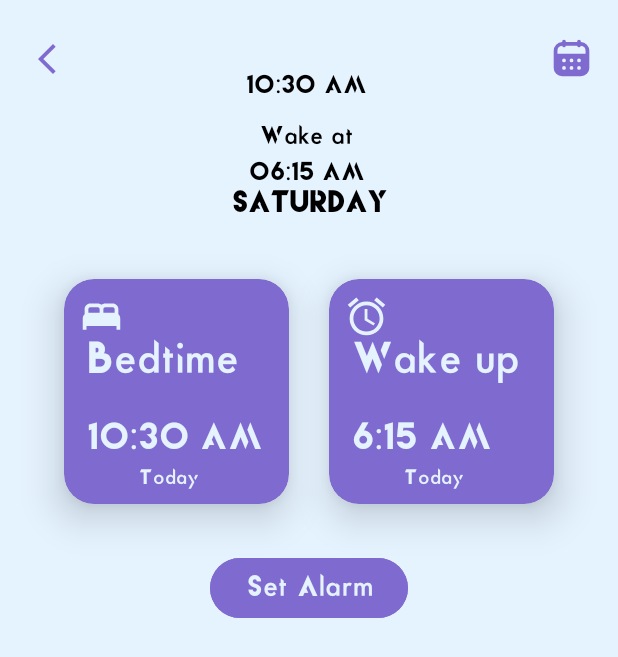
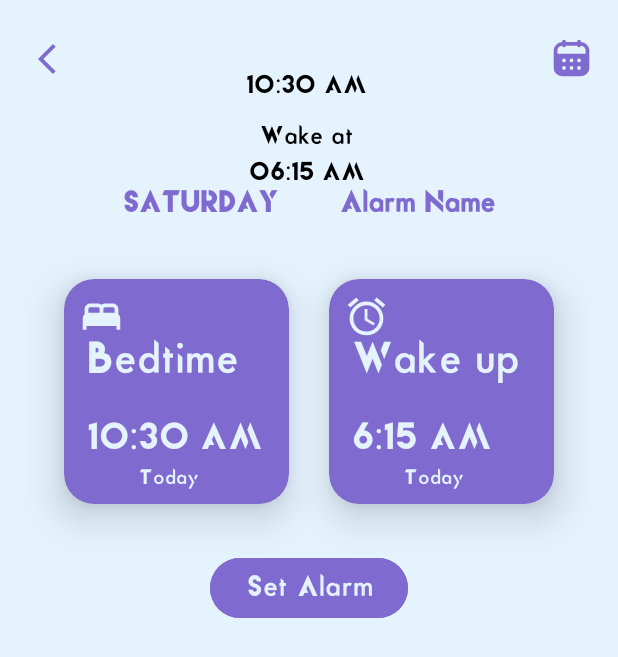
Before and after one commit to sayeedajmal/AlaramClock, an Android app: the screen it shows after launch (alarm before the commit, alarm_set after it), after a tap on an icon or button, on a phone screen of 412 x 824 dp. Shown: the top 657 px of the screen. Run offline under Robolectric (Android 15) with nearby library versions, the light colour scheme and no system bars; our stand-ins replace Room's generated code; libraries missing offline, so code that uses them is left out: nl.joery.timerangepicker; plain views replace TimeRangePicker; 2 statements that could not run were skipped.

Commit message:
added Room Database and showing Alarms

```diff
--- a/app/src/main/AndroidManifest.xml
+++ b/app/src/main/AndroidManifest.xml
@@ -15,7 +15,7 @@
         android:theme="@style/Theme.AlaramClock"
         tools:targetApi="31">
         <activity
-            android:name=".MainActivity"
+            android:name=".Activity.MainActivity"
             android:exported="true"
             android:label="@string/app_name"
             android:theme="@style/Theme.AlaramClock">
@@ -24,8 +24,8 @@
                 <category android:name="android.intent.category.LAUNCHER" />
             </intent-filter>
         </activity>
-        <activity android:name=".alarm" />
-        <activity android:name=".alarm_show" />
+        <activity android:name=".Activity.alarm_set" />
+        <activity android:name=".Activity.alarm_show" />
 
         <receiver android:name=".services" />
     </application>
--- /dev/null
+++ b/app/src/main/java/com/strong/alaramclock/Activity/MainActivity.java
@@ -0,0 +1,61 @@
+package com.strong.alaramclock.Activity;
+
+import android.content.Intent;
+import android.os.AsyncTask;
+import android.os.Bundle;
+
+import androidx.appcompat.app.AppCompatActivity;
+
+import com.strong.alaramclock.Datatabase.Alarm_BED;
+import com.strong.alaramclock.Datatabase.DatabaseClient;
+import com.strong.alaramclock.alarmAdopter;
+import com.strong.alaramclock.databinding.ActivityMainBinding;
+
+import java.util.List;
+
+public class MainActivity extends AppCompatActivity {
+
+    ActivityMainBinding binding;
+
+    @Override
+    protected void onCreate(Bundle savedInstanceState) {
+        super.onCreate(savedInstanceState);
+        binding = ActivityMainBinding.inflate(getLayoutInflater());
+
+        /*ist.add(new getSet("10:30"));
+        list.add(new getSet("10:30"));
+        list.add(new getSet("10:30"));
+        list.add(new getSet("10:30"));
+        list.add(new getSet("10:30"));
+        alarmAdopter adopter = new alarmAdopter(this, list);*/
+
+        getTasks();
+
+        setContentView(binding.getRoot());
+
+        binding.addAlarm.setOnClickListener(v -> {
+            startActivity(new Intent(this, alarm_set.class));
+        });
+    }
+
+    private void getTasks() {
+        class GetTasks extends AsyncTask<Void, Void, List<Alarm_BED>> {
+
+            @Override
+            protected List<Alarm_BED> doInBackground(Void... voids) {
+                List<Alarm_BED> taskList = DatabaseClient.getInstance(getApplicationContext()).getAppDatabase().TimeDao().getAll();
+                return taskList;
+            }
+
+            @Override
+            protected void onPostExecute(List<Alarm_BED> tasks) {
+                super.onPostExecute(tasks);
+                alarmAdopter adapter = new alarmAdopter(MainActivity.this, tasks);
+                binding.recyclerView.setAdapter(adapter);
+            }
+        }
+
+        GetTasks gt = new GetTasks();
+        gt.execute();
+    }
+}
--- a/app/src/main/java/com/strong/alaramclock/alarm.java
+++ b/app/src/main/java/com/strong/alaramclock/Activity/alarm_set.java
@@ -1,33 +1,40 @@
-package com.strong.alaramclock;
+package com.strong.alaramclock.Activity;
 
 import android.annotation.SuppressLint;
 import android.app.AlarmManager;
 import android.app.PendingIntent;
 import android.content.Context;
 import android.content.Intent;
+import android.os.AsyncTask;
 import android.os.Bundle;
+import android.widget.DatePicker;
 import android.widget.Toast;
 
 import androidx.annotation.NonNull;
 import androidx.appcompat.app.AppCompatActivity;
 
 import com.google.android.material.bottomsheet.BottomSheetDialog;
+import com.strong.alaramclock.Datatabase.Alarm_BED;
+import com.strong.alaramclock.Datatabase.DatabaseClient;
+import com.strong.alaramclock.R;
 import com.strong.alaramclock.databinding.ActivityAlarmBinding;
+import com.strong.alaramclock.services;
 
 import java.time.DayOfWeek;
 import java.time.LocalDateTime;
 import java.util.Calendar;
+import java.util.Locale;
 
 import nl.joery.timerangepicker.TimeRangePicker;
 
-public class alarm extends AppCompatActivity {
+public class alarm_set extends AppCompatActivity {
     static int sleepAtHour, sleepAtMinute, wakeAtHour, wakeAtMinute;
     BottomSheetDialog bottomSheetDialog;
     static AlarmManager alarmManager;
     ActivityAlarmBinding AlarmBind;
     int totalDuration;
     final LocalDateTime date = LocalDateTime.now();
-    Calendar calendar;
+    Calendar calendar = Calendar.getInstance();
 
     @SuppressLint("SetTextI18n")
     @Override
@@ -36,17 +43,18 @@ public class alarm extends AppCompatActivity {
         AlarmBind = ActivityAlarmBinding.inflate(getLayoutInflater());
         setContentView(AlarmBind.getRoot());
 
-
         DayOfWeek getDay = date.getDayOfWeek();
         AlarmBind.day.setText(String.valueOf(getDay));
         sleepAtHour = date.getHour();
         sleepAtMinute = date.getMinute();
+
         AlarmBind.TimePicker.setEndTime(new TimeRangePicker.Time(sleepAtHour, sleepAtMinute));
         AlarmBind.sleepAtHour.setText(sleepAtHour + ":" + sleepAtMinute + " " + AMorPM(sleepAtHour));
         AlarmBind.bedTime.setText(sleepAtHour + ":" + sleepAtMinute + " " + AMorPM(sleepAtHour));
+
         AlarmBind.wakAtHour.setText("06:15 AM");
-        wakeAtHour = 2;
-        wakeAtMinute = 0;
+        wakeAtHour = 6;
+        wakeAtMinute = 15;
 
         AlarmBind.TimePicker.setOnTimeChangeListener(new TimeRangePicker.OnTimeChangeListener() {
             @SuppressLint("SetTextI18n")
@@ -74,25 +82,25 @@ public class alarm extends AppCompatActivity {
             }
         });
 
-        /*AlarmBind.Calender.setOnClickListener(view -> {
+        AlarmBind.Calender.setOnClickListener(view -> {
             bottomSheetDialog = new BottomSheetDialog(this);
             bottomSheetDialog.setContentView(R.layout.fragment_bottom_dialog);
             DatePicker datePicker = bottomSheetDialog.findViewById(R.id.DatePicker);
             assert datePicker != null;
             datePicker.setOnDateChangedListener((datePicker1, i, i1, i2) -> {
-                Calendar cal = Calendar.getInstance();
-                cal.set(i, i1, i2);
-                AlarmBind.day.setText(String.valueOf(cal.get(Calendar.DAY_OF_WEEK)));
+                calendar.set(i, i1, i2);
+                int month = i1 + 1;
+                AlarmBind.day.setText(i2 + " - " + month + " - " + i);
                 bottomSheetDialog.cancel();
             });
             bottomSheetDialog.show();
             bottomSheetDialog.setCanceledOnTouchOutside(true);
             bottomSheetDialog.setOnDismissListener(dialogInterface -> bottomSheetDialog.hide());
-        });*/
+        });
 
         AlarmBind.backButton.setOnClickListener(v -> onBackPressed());
 
-        AlarmBind.SetAlarm.setOnClickListener(v -> setAlarm());
+        AlarmBind.SetAlarm.setOnClickListener(v -> AddingAlarm());
     }
 
     private String Hour_12(int hour) {
@@ -125,20 +133,66 @@ public class alarm extends AppCompatActivity {
         return String.valueOf(minute);
     }
 
-    private void setAlarm() {
-        alarmManager = (AlarmManager) getSystemService(Context.ALARM_SERVICE);
-        Intent intent = new Intent(this, services.class);
-        PendingIntent pendingIntent = PendingIntent.getBroadcast(this, 123, intent, PendingIntent.FLAG_IMMUTABLE);
-
-        calendar = Calendar.getInstance();
+    private void AddingAlarm() {
         calendar.set(Calendar.HOUR_OF_DAY, wakeAtHour);
         calendar.set(Calendar.MINUTE, wakeAtMinute);
         calendar.set(Calendar.SECOND, 0);
         calendar.set(Calendar.MILLISECOND, 0);
+        saveTask(calendar);
+    }
+
+
+    private void saveTask(Calendar calendar) {
+        String Label = AlarmBind.AlarmLabel.getText().toString();
+        String Day = calendar.getDisplayName(Calendar.DAY_OF_WEEK, Calendar.MONTH, Locale.getDefault());
+        String Time = Hour_12(wakeAtHour) + ":" + wakeAtMinute;
+        String AMorPm = AMorPM(wakeAtHour);
+        if (Label.isEmpty()) {
+            AlarmBind.AlarmLabel.setError("Alarm Name Required");
+            AlarmBind.AlarmLabel.requestFocus();
+            return;
+        }
+        class SaveTask extends AsyncTask<Void, Void, Void> {
+
+            @Override
+            protected Void doInBackground(Void... voids) {
+
+                //creating a task
+                Alarm_BED alarm = new Alarm_BED();
+                alarm.setTimeInMilliSec(calendar.getTimeInMillis());
+                alarm.setDay(Day);
+                alarm.setTime(Time);
+                alarm.setAmPm(AMorPm);
+                alarm.setLabel(Label);
+                alarm.setOnOff(true);
+
+                //adding to database
+                DatabaseClient.getInstance(getApplicationContext()).getAppDatabase().TimeDao().insert(alarm);
+
+                setAlarm(calendar);
+                return null;
+            }
+
+            @Override
+            protected void onPostExecute(Void aVoid) {
+                super.onPostExecute(aVoid);
+                finish();
+                startActivity(new Intent(getApplicationContext(), MainActivity.class));
+                Toast.makeText(getApplicationContext(), "SLEEP WELL. YOU HAVE ONLY " + totalDuration + " MINUTES.", Toast.LENGTH_LONG).show();
+            }
+        }
+
+        SaveTask st = new SaveTask();
+        st.execute();
+    }
+
+    private void setAlarm(Calendar calendar) {
+        alarmManager = (AlarmManager) getSystemService(Context.ALARM_SERVICE);
+        Intent intent = new Intent(this, services.class);
+        PendingIntent pendingIntent = PendingIntent.getBroadcast(this, 123, intent, PendingIntent.FLAG_IMMUTABLE);
+        alarmManager.setExact(AlarmManager.RTC_WAKEUP, calendar.getTimeInMillis(), pendingIntent);
+
         //alarmManager.setRepeating(AlarmManager.RTC_WAKEUP, calendar.getTimeInMillis(), AlarmManager.INTERVAL_FIFTEEN_MINUTES, pendingIntent);
-        alarmManager.setExact(AlarmManager.RTC_WAKEUP, calendar.getTimeInMillis(), pendingIntent);
         //alarmManager.setInexactRepeating(AlarmManager.RTC_WAKEUP, System.currentTimeMillis() + 5000, 2000, pendingIntent);
-        Toast.makeText(this, "SLEEP WELL. YOU HAVE ONLY " + totalDuration + " MINUTES.", Toast.LENGTH_LONG).show();
-        onBackPressed();
     }
 }
--- a/app/src/main/java/com/strong/alaramclock/alarm_show.java
+++ b/app/src/main/java/com/strong/alaramclock/Activity/alarm_show.java
@@ -1,6 +1,6 @@
-package com.strong.alaramclock;
+package com.strong.alaramclock.Activity;
 
-import static com.strong.alaramclock.alarm.alarmManager;
+import static com.strong.alaramclock.Activity.alarm_set.alarmManager;
 import static com.strong.alaramclock.services.play;
 
 import android.app.AlarmManager;
@@ -13,6 +13,7 @@ import android.widget.Toast;
 import androidx.appcompat.app.AppCompatActivity;
 
 import com.strong.alaramclock.databinding.ActivityAlarmShowBinding;
+import com.strong.alaramclock.services;
 
 public class alarm_show extends AppCompatActivity {
     ActivityAlarmShowBinding binding;
--- /dev/null
+++ b/app/src/main/java/com/strong/alaramclock/Datatabase/AppDatabase.java
@@ -0,0 +1,8 @@
+package com.strong.alaramclock.Datatabase;
+
+import androidx.room.RoomDatabase;
+
+@androidx.room.Database(entities = {Alarm_BED.class}, version = 1)
+public abstract class AppDatabase extends RoomDatabase {
+    public abstract roomDAO TimeDao();
+}
--- /dev/null
+++ b/app/src/main/java/com/strong/alaramclock/Datatabase/DatabaseClient.java
@@ -0,0 +1,33 @@
+package com.strong.alaramclock.Datatabase;
+
+import android.content.Context;
+
+import androidx.room.Room;
+
+public class DatabaseClient {
+
+    Context context;
+    static DatabaseClient mInstance;
+
+    //our app database object
+    private AppDatabase appDatabase;
+
+    private DatabaseClient(Context context) {
+        this.context = context;
+
+        //creating the app database with Room database builder
+        //BED_TIME is the name of the database
+        appDatabase = Room.databaseBuilder(context, AppDatabase.class, "BED_TIME").build();
+    }
+
+    public static synchronized DatabaseClient getInstance(Context mCtx) {
+        if (mInstance == null) {
+            mInstance = new DatabaseClient(mCtx);
+        }
+        return mInstance;
+    }
+
+    public AppDatabase getAppDatabase() {
+        return appDatabase;
+    }
+}
--- /dev/null
+++ b/app/src/main/java/com/strong/alaramclock/Datatabase/roomDAO.java
@@ -0,0 +1,24 @@
+package com.strong.alaramclock.Datatabase;
+
+import androidx.room.Dao;
+import androidx.room.Delete;
+import androidx.room.Insert;
+import androidx.room.Query;
+import androidx.room.Update;
+
+import java.util.List;
+
+@Dao
+public interface roomDAO {
+    @Query("SELECT * FROM Alarm_BED order by timeInMilliSec DESC")
+    List<Alarm_BED> getAll();
+
+    @Insert
+    void insert(Alarm_BED Time);
+
+    @Delete
+    void delete(Alarm_BED Time);
+
+    @Update
+    void update(Alarm_BED Time);
+}
--- a/app/src/main/java/com/strong/alaramclock/MainActivity.java
+++ /dev/null
@@ -1,36 +0,0 @@
-package com.strong.alaramclock;
-
-import android.content.Intent;
-import android.os.Bundle;
-
-import androidx.appcompat.app.AppCompatActivity;
-
-import com.strong.alaramclock.databinding.ActivityMainBinding;
-
-import java.util.ArrayList;
-
-public class MainActivity extends AppCompatActivity {
-
-    ActivityMainBinding binding;
-    ArrayList<getSet> list = new ArrayList<>();
-
-    @Override
-    protected void onCreate(Bundle savedInstanceState) {
-        super.onCreate(savedInstanceState);
-        binding = ActivityMainBinding.inflate(getLayoutInflater());
-
-        list.add(new getSet("10:30"));
-        list.add(new getSet("10:30"));
-        list.add(new getSet("10:30"));
-        list.add(new getSet("10:30"));
-        list.add(new getSet("10:30"));
-        alarmAdopter adopter = new alarmAdopter(this, list);
-        binding.recyclerView.setAdapter(adopter);
-
-        setContentView(binding.getRoot());
-
-        binding.addAlarm.setOnClickListener(v -> {
-            startActivity(new Intent(this, alarm.class));
-        });
-    }
-}
--- a/app/src/main/java/com/strong/alaramclock/alarmAdopter.java
+++ b/app/src/main/java/com/strong/alaramclock/alarmAdopter.java
@@ -11,13 +11,16 @@ import androidx.annotation.NonNull;
 import androidx.appcompat.widget.SwitchCompat;
 import androidx.recyclerview.widget.RecyclerView;
 
-import java.util.ArrayList;
+import com.strong.alaramclock.Activity.alarm_show;
+import com.strong.alaramclock.Datatabase.Alarm_BED;
+
+import java.util.List;
 
 public class alarmAdopter extends RecyclerView.Adapter<alarmAdopter.ViewHolder> {
     Context context;
-    ArrayList<getSet> list;
+    List<Alarm_BED> list;
 
-    public alarmAdopter(Context context, ArrayList<getSet> list) {
+    public alarmAdopter(Context context, List<Alarm_BED> list) {
         this.context = context;
         this.list = list;
     }
@@ -31,16 +34,17 @@ public class alarmAdopter extends RecyclerView.Adapter<alarmAdopter.ViewHolder>
 
     @Override
     public void onBindViewHolder(@NonNull alarmAdopter.ViewHolder holder, int position) {
-        getSet data = list.get(position);
+        Alarm_BED data = list.get(position);
+        holder.day.setText(data.getDay());
         holder.time.setText(data.getTime());
+        holder.amPm.setText(data.getAmPm());
+        holder.description.setText(data.getLabel());
+        if (data.isOnOff()) {
+            holder.onOff.setText("ON");
+        } else {
+            holder.onOff.setText("OFF");
+        }
 
-        holder.onOff.setOnCheckedChangeListener((compoundButton, b) -> {
-            if (b) {
-                holder.onOff.setText("ON");
-            } else {
-                holder.onOff.setText("OFF");
-            }
-        });
         holder.itemView.setOnClickListener(view -> context.startActivity(new Intent(context, alarm_show.class)));
     }
 
@@ -50,12 +54,15 @@ public class alarmAdopter extends RecyclerView.Adapter<alarmAdopter.ViewHolder>
     }
 
     static class ViewHolder extends RecyclerView.ViewHolder {
-        TextView time;
+        TextView day, time, amPm, description;
         SwitchCompat onOff;
 
         public ViewHolder(@NonNull View itemView) {
             super(itemView);
+            day = itemView.findViewById(R.id.day);
             time = itemView.findViewById(R.id.time);
+            amPm = itemView.findViewById(R.id.amPm);
+            description = itemView.findViewById(R.id.description);
             onOff = itemView.findViewById(R.id.onOff);
         }
     }
--- a/app/src/main/java/com/strong/alaramclock/getSet.java
+++ /dev/null
@@ -1,17 +0,0 @@
-package com.strong.alaramclock;
-
-public class getSet {
-    String Time;
-
-    public getSet(String time) {
-        Time = time;
-    }
-
-    public String getTime() {
-        return Time;
-    }
-
-    public void setTime(String time) {
-        Time = time;
-    }
-}
--- a/app/src/main/java/com/strong/alaramclock/services.java
+++ b/app/src/main/java/com/strong/alaramclock/services.java
@@ -9,15 +9,16 @@ import android.content.Intent;
 import android.content.res.Resources;
 import android.graphics.Bitmap;
 import android.graphics.BitmapFactory;
-import android.graphics.Color;
 import android.media.MediaPlayer;
 import android.provider.Settings;
 
 import androidx.core.app.NotificationCompat;
 import androidx.core.app.NotificationManagerCompat;
 
+import com.strong.alaramclock.Activity.alarm_show;
+
 public class services extends BroadcastReceiver {
-    static MediaPlayer play;
+    public static MediaPlayer play;
 
     @Override
     public void onReceive(Context context, Intent i) {
--- a/app/src/main/res/layout/activity_alarm.xml
+++ b/app/src/main/res/layout/activity_alarm.xml
@@ -4,7 +4,7 @@
     xmlns:tools="http://schemas.android.com/tools"
     android:layout_width="match_parent"
     android:layout_height="match_parent"
-    tools:context=".alarm">
+    tools:context=".Activity.alarm_set">
 
 
     <ImageButton
@@ -110,11 +110,30 @@
         android:layout_height="wrap_content"
         android:layout_marginTop="24dp"
         android:text="Monday"
+        android:textColor="@color/light_purple"
         android:textSize="20sp"
         android:textStyle="bold"
-        app:layout_constraintEnd_toEndOf="@+id/TimePicker"
+        app:layout_constraintEnd_toStartOf="@+id/Alarm_Label"
         app:layout_constraintStart_toStartOf="@+id/TimePicker"
         app:layout_constraintTop_toBottomOf="@+id/TimePicker" />
+
+    <com.google.android.material.textfield.TextInputEditText
+        android:id="@+id/Alarm_Label"
+        android:layout_width="wrap_content"
+        android:layout_height="wrap_content"
+        android:layout_marginStart="16dp"
+        android:background="@color/transparent"
+        android:focusedByDefault="true"
+        android:gravity="center"
+        android:hint="Alarm Name"
+        android:maxWidth="200dp"
+        android:textColorHint="@color/light_purple"
+        android:textSize="20sp"
+        android:textStyle="bold"
+        app:layout_constraintBottom_toBottomOf="@+id/day"
+        app:layout_constraintEnd_toEndOf="@+id/TimePicker"
+        app:layout_constraintStart_toEndOf="@+id/day"
+        app:layout_constraintTop_toTopOf="@+id/day" />
 
     <androidx.cardview.widget.CardView
         android:id="@+id/cardView"
--- a/app/src/main/res/layout/activity_alarm_show.xml
+++ b/app/src/main/res/layout/activity_alarm_show.xml
@@ -5,7 +5,7 @@
     android:layout_width="match_parent"
     android:layout_height="match_parent"
     android:theme="@style/Theme.AlaramClock"
-    tools:context=".alarm_show">
+    tools:context=".Activity.alarm_show">
 
     <androidx.constraintlayout.widget.ConstraintLayout
         android:layout_width="match_parent"
--- a/app/src/main/res/layout/activity_main.xml
+++ b/app/src/main/res/layout/activity_main.xml
@@ -4,7 +4,7 @@
     xmlns:tools="http://schemas.android.com/tools"
     android:layout_width="match_parent"
     android:layout_height="match_parent"
-    tools:context=".MainActivity">
+    tools:context=".Activity.MainActivity">
 
     <ImageButton
         android:layout_width="30dp"
--- a/app/src/main/res/layout/sample_alarm.xml
+++ b/app/src/main/res/layout/sample_alarm.xml
@@ -72,7 +72,7 @@
             app:layout_constraintTop_toBottomOf="@+id/timeImage" />
 
         <TextView
-            android:id="@+id/discription"
+            android:id="@+id/description"
             android:layout_width="wrap_content"
             android:layout_height="wrap_content"
             android:layout_marginTop="8dp"
```
Also changed, not shown: app/build.gradle (+13 -5 lines), app/src/main/java/com/strong/alaramclock/Datatabase/Alarm_BED.java (added, +89 -0 lines), 2 other files.
